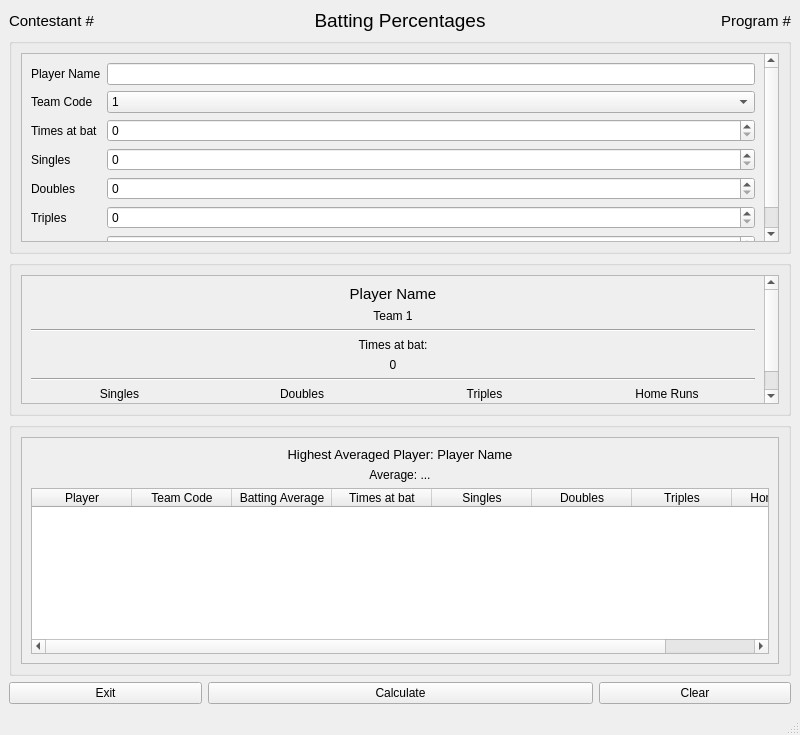
Old version of the form 2012-state-md/pyqt5-w-designer/program_1/program_1.ui in the repository lgactna/skillsusa-practice.
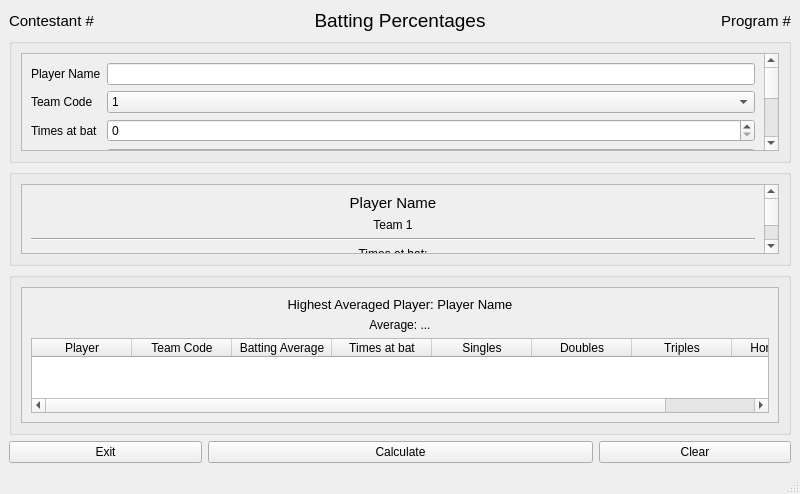
New version of the form.

Commit message: init, reduce window size, gitignore

The edit to the form file:
```diff
--- a/2012-state-md/pyqt5-w-designer/program_1/program_1.ui
+++ b/2012-state-md/pyqt5-w-designer/program_1/program_1.ui
@@ -7,7 +7,7 @@
     <x>0</x>
     <y>0</y>
     <width>800</width>
-    <height>735</height>
+    <height>494</height>
    </rect>
   </property>
   <property name="windowTitle">
@@ -77,7 +77,7 @@
            <rect>
             <x>0</x>
             <y>0</y>
-            <width>752</width>
+            <width>731</width>
             <height>218</height>
            </rect>
           </property>
```
The commit also changes 5 other files.
